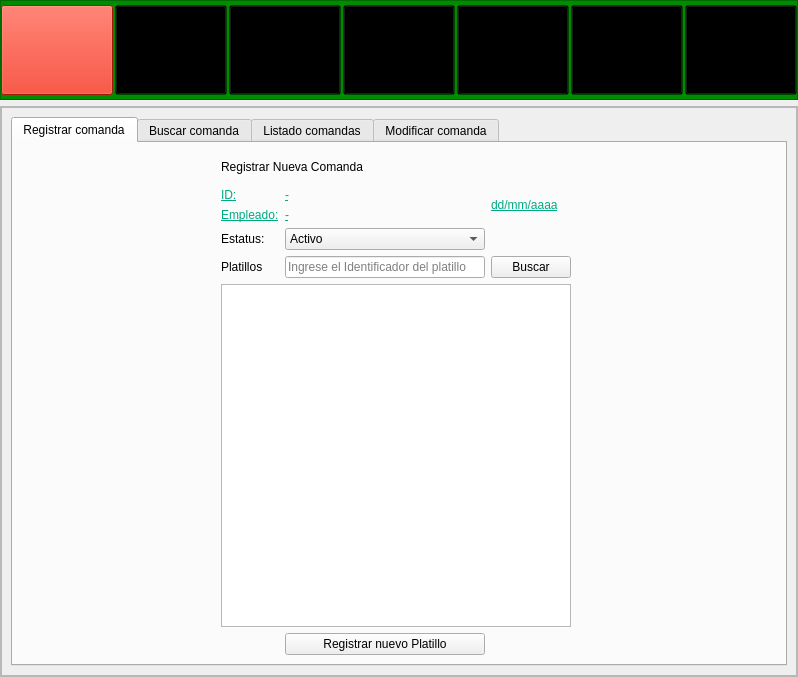
The window that mainwindow.ui (AleHdzB/SPVCM) describes before a commit, drawn with Qt 5.
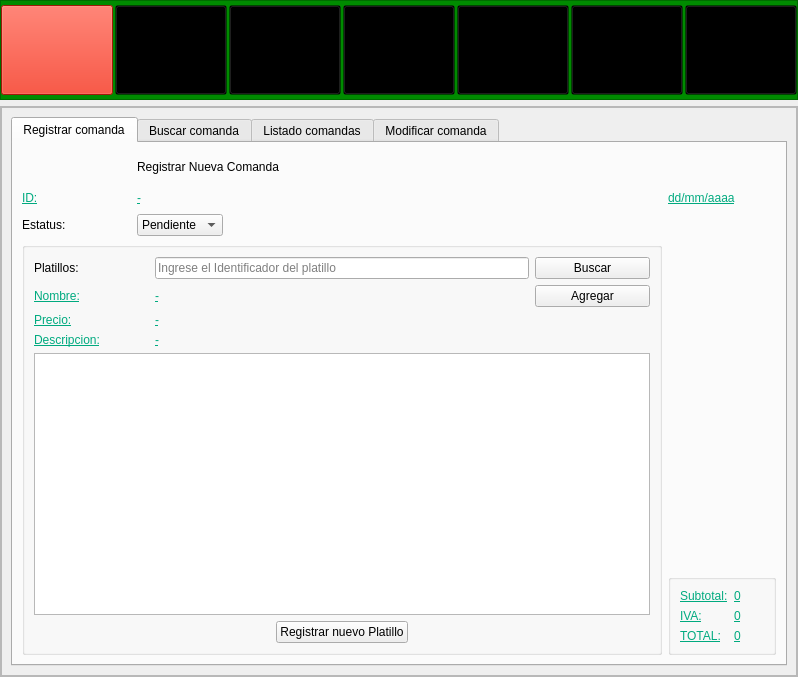
The same window after the commit. The open tabs and pages were chosen to show the change. Icons and pictures are not drawn.

Commit message: Interfaz Registro Comanda

The edit to the form file:
```diff
--- a/mainwindow.ui
+++ b/mainwindow.ui
@@ -511,7 +511,7 @@
                  <attribute name="title">
                   <string>Registrar comanda</string>
                  </attribute>
-                 <layout class="QGridLayout" name="gridLayout_18">
+                 <layout class="QGridLayout" name="gridLayout_22">
                   <item row="0" column="1" colspan="2">
                    <widget class="QLabel" name="label_Titulo_Registrar_3">
                     <property name="minimumSize">
@@ -540,7 +540,7 @@
                     </property>
                    </widget>
                   </item>
-                  <item row="1" column="1">
+                  <item row="1" column="0">
                    <widget class="QLabel" name="label_ID_4">
                     <property name="styleSheet">
                      <string notr="true">font: 75 14pt &quot;MS Shell Dlg 2&quot;;
@@ -553,7 +553,7 @@
                     </property>
                    </widget>
                   </item>
-                  <item row="1" column="2">
+                  <item row="1" column="1">
                    <widget class="QLabel" name="ID_Comanda">
                     <property name="styleSheet">
                      <string notr="true">font: 75 14pt &quot;MS Shell Dlg 2&quot;;
@@ -565,7 +565,20 @@
                     </property>
                    </widget>
                   </item>
-                  <item row="1" column="3" rowspan="2" colspan="2">
+                  <item row="1" column="2">
+                   <spacer name="horizontalSpacer_10">
+                    <property name="orientation">
+                     <enum>Qt::Horizontal</enum>
+                    </property>
+                    <property name="sizeHint" stdset="0">
+                     <size>
+                      <width>433</width>
+                      <height>20</height>
+                     </size>
+                    </property>
+                   </spacer>
+                  </item>
+                  <item row="1" column="3">
                    <widget class="QLabel" name="fecha_comanda">
                     <property name="styleSheet">
                      <string notr="true">font: 75 14pt &quot;MS Shell Dlg 2&quot;;
@@ -578,56 +591,18 @@
                     </property>
                    </widget>
                   </item>
-                  <item row="2" column="1">
-                   <widget class="QLabel" name="label_ID_5">
-                    <property name="styleSheet">
-                     <string notr="true">font: 75 14pt &quot;MS Shell Dlg 2&quot;;
-text-decoration: underline;
-color:rgb(0, 170, 127);
-</string>
-                    </property>
-                    <property name="text">
-                     <string>Empleado:</string>
-                    </property>
-                   </widget>
-                  </item>
-                  <item row="2" column="2">
-                   <widget class="QLabel" name="ID_Empleado_Comanda">
-                    <property name="styleSheet">
-                     <string notr="true">font: 75 14pt &quot;MS Shell Dlg 2&quot;;
-text-decoration: underline;
-color:rgb(0, 170, 127);</string>
-                    </property>
-                    <property name="text">
-                     <string>-</string>
-                    </property>
-                   </widget>
-                  </item>
-                  <item row="3" column="0">
-                   <spacer name="horizontalSpacer_11">
-                    <property name="orientation">
-                     <enum>Qt::Horizontal</enum>
-                    </property>
-                    <property name="sizeHint" stdset="0">
-                     <size>
-                      <width>51</width>
-                      <height>20</height>
-                     </size>
-                    </property>
-                   </spacer>
-                  </item>
-                  <item row="3" column="1">
+                  <item row="2" column="0">
                    <widget class="QLabel" name="label_109">
                     <property name="text">
                      <string>Estatus:</string>
                     </property>
                    </widget>
                   </item>
-                  <item row="3" column="2">
+                  <item row="2" column="1">
                    <widget class="QComboBox" name="comboBox_Estatus_Comanda">
                     <item>
                      <property name="text">
-                      <string>Activo</string>
+                      <string>Pendiente</string>
                      </property>
                     </item>
                     <item>
@@ -637,52 +612,253 @@
                     </item>
                    </widget>
                   </item>
-                  <item row="4" column="1">
-                   <widget class="QLabel" name="label_108">
-                    <property name="text">
-                     <string>Platillos</string>
-                    </property>
-                   </widget>
-                  </item>
-                  <item row="4" column="2">
-                   <widget class="QLineEdit" name="lineEdit_ID_Insumos_2">
-                    <property name="text">
+                  <item row="3" column="0" rowspan="2" colspan="3">
+                   <widget class="QGroupBox" name="groupBox_6">
+                    <property name="title">
                      <string/>
                     </property>
-                    <property name="placeholderText">
-                     <string>Ingrese el Identificador del platillo</string>
-                    </property>
+                    <layout class="QGridLayout" name="gridLayout_21">
+                     <item row="1" column="4">
+                      <widget class="QPushButton" name="pushButton_Buscar_Platillos_Comanda_2">
+                       <property name="text">
+                        <string>Agregar</string>
+                       </property>
+                      </widget>
+                     </item>
+                     <item row="2" column="0">
+                      <widget class="QLabel" name="label_ID_13">
+                       <property name="styleSheet">
+                        <string notr="true">font: 75 14pt &quot;MS Shell Dlg 2&quot;;
+text-decoration: underline;
+color:rgb(0, 170, 127);
+</string>
+                       </property>
+                       <property name="text">
+                        <string>Precio:</string>
+                       </property>
+                      </widget>
+                     </item>
+                     <item row="1" column="1">
+                      <widget class="QLabel" name="ID_Comanda_5">
+                       <property name="styleSheet">
+                        <string notr="true">font: 75 14pt &quot;MS Shell Dlg 2&quot;;
+text-decoration: underline;
+color:rgb(0, 170, 127);</string>
+                       </property>
+                       <property name="text">
+                        <string>-</string>
+                       </property>
+                      </widget>
+                     </item>
+                     <item row="0" column="1" colspan="3">
+                      <widget class="QLineEdit" name="lineEdit_ID_Insumos_2">
+                       <property name="text">
+                        <string/>
+                       </property>
+                       <property name="placeholderText">
+                        <string>Ingrese el Identificador del platillo</string>
+                       </property>
+                      </widget>
+                     </item>
+                     <item row="0" column="0">
+                      <widget class="QLabel" name="label_108">
+                       <property name="text">
+                        <string>Platillos:</string>
+                       </property>
+                      </widget>
+                     </item>
+                     <item row="0" column="4">
+                      <widget class="QPushButton" name="pushButton_Buscar_Platillos_Comanda">
+                       <property name="text">
+                        <string>Buscar</string>
+                       </property>
+                      </widget>
+                     </item>
+                     <item row="1" column="0">
+                      <widget class="QLabel" name="label_ID_12">
+                       <property name="styleSheet">
+                        <string notr="true">font: 75 14pt &quot;MS Shell Dlg 2&quot;;
+text-decoration: underline;
+color:rgb(0, 170, 127);
+</string>
+                       </property>
+                       <property name="text">
+                        <string>Nombre:</string>
+                       </property>
+                      </widget>
+                     </item>
+                     <item row="3" column="1">
+                      <widget class="QLabel" name="ID_Comanda_7">
+                       <property name="styleSheet">
+                        <string notr="true">font: 75 14pt &quot;MS Shell Dlg 2&quot;;
+text-decoration: underline;
+color:rgb(0, 170, 127);</string>
+                       </property>
+                       <property name="text">
+                        <string>-</string>
+                       </property>
+                      </widget>
+                     </item>
+                     <item row="4" column="0" colspan="5">
+                      <widget class="QTableWidget" name="tabla_Buscar_Platillos"/>
+                     </item>
+                     <item row="2" column="1">
+                      <widget class="QLabel" name="ID_Comanda_6">
+                       <property name="styleSheet">
+                        <string notr="true">font: 75 14pt &quot;MS Shell Dlg 2&quot;;
+text-decoration: underline;
+color:rgb(0, 170, 127);</string>
+                       </property>
+                       <property name="text">
+                        <string>-</string>
+                       </property>
+                      </widget>
+                     </item>
+                     <item row="3" column="0">
+                      <widget class="QLabel" name="label_ID_14">
+                       <property name="styleSheet">
+                        <string notr="true">font: 75 14pt &quot;MS Shell Dlg 2&quot;;
+text-decoration: underline;
+color:rgb(0, 170, 127);
+</string>
+                       </property>
+                       <property name="text">
+                        <string>Descripcion:</string>
+                       </property>
+                      </widget>
+                     </item>
+                     <item row="5" column="2">
+                      <widget class="QPushButton" name="pushButton_Registrar_Platillo_2">
+                       <property name="text">
+                        <string>Registrar nuevo Platillo</string>
+                       </property>
+                      </widget>
+                     </item>
+                    </layout>
                    </widget>
                   </item>
+                  <item row="3" column="3">
+                   <spacer name="verticalSpacer_8">
+                    <property name="orientation">
+                     <enum>Qt::Vertical</enum>
+                    </property>
+                    <property name="sizeHint" stdset="0">
+                     <size>
+                      <width>20</width>
+                      <height>40</height>
+                     </size>
+                    </property>
+                   </spacer>
+                  </item>
                   <item row="4" column="3">
-                   <widget class="QPushButton" name="pushButton_Buscar_Platillos_Comanda">
-                    <property name="text">
-                     <string>Buscar</string>
+                   <widget class="QGroupBox" name="groupBox_5">
+                    <property name="title">
+                     <string/>
                     </property>
+                    <layout class="QGridLayout" name="gridLayout_18">
+                     <item row="0" column="0">
+                      <widget class="QLabel" name="label_ID_5">
+                       <property name="styleSheet">
+                        <string notr="true">font: 75 14pt &quot;MS Shell Dlg 2&quot;;
+text-decoration: underline;
+color:rgb(0, 170, 127);
+</string>
+                       </property>
+                       <property name="text">
+                        <string>Subtotal:</string>
+                       </property>
+                      </widget>
+                     </item>
+                     <item row="0" column="1">
+                      <widget class="QLabel" name="ID_Comanda_2">
+                       <property name="styleSheet">
+                        <string notr="true">font: 75 14pt &quot;MS Shell Dlg 2&quot;;
+text-decoration: underline;
+color:rgb(0, 170, 127);</string>
+                       </property>
+                       <property name="text">
+                        <string>0</string>
+                       </property>
+                      </widget>
+                     </item>
+                     <item row="2" column="1">
+                      <widget class="QLabel" name="ID_Comanda_4">
+                       <property name="styleSheet">
+                        <string notr="true">font: 75 14pt &quot;MS Shell Dlg 2&quot;;
+text-decoration: underline;
+color:rgb(0, 170, 127);</string>
+                       </property>
+                       <property name="text">
+                        <string>0</string>
+                       </property>
+                      </widget>
+                     </item>
+                     <item row="1" column="1">
+                      <widget class="QLabel" name="ID_Comanda_3">
+                       <property name="styleSheet">
+                        <string notr="true">font: 75 14pt &quot;MS Shell Dlg 2&quot;;
+text-decoration: underline;
+color:rgb(0, 170, 127);</string>
+                       </property>
+                       <property name="text">
+                        <string>0</string>
+                       </property>
+                      </widget>
+                     </item>
+                     <item row="2" column="0">
+                      <widget class="QLabel" name="label_ID_11">
+                       <property name="styleSheet">
+                        <string notr="true">font: 75 14pt &quot;MS Shell Dlg 2&quot;;
+text-decoration: underline;
+color:rgb(0, 170, 127);
+</string>
+                       </property>
+                       <property name="text">
+                        <string>TOTAL:</string>
+                       </property>
+                      </widget>
+                     </item>
+                     <item row="1" column="0">
+                      <widget class="QLabel" name="label_ID_10">
+                       <property name="styleSheet">
+                        <string notr="true">font: 75 14pt &quot;MS Shell Dlg 2&quot;;
+text-decoration: underline;
+color:rgb(0, 170, 127);
+</string>
+                       </property>
+                       <property name="text">
+                        <string>IVA:</string>
+                       </property>
+                      </widget>
+                     </item>
+                    </layout>
                    </widget>
                   </item>
-                  <item row="4" column="4">
-                   <spacer name="horizontalSpacer_10">
+                  <item row="0" column="0">
+                   <spacer name="horizontalSpacer_11">
                     <property name="orientation">
                      <enum>Qt::Horizontal</enum>
                     </property>
                     <property name="sizeHint" stdset="0">
                      <size>
-                      <width>50</width>
+                      <width>40</width>
                       <height>20</height>
                      </size>
                     </property>
                    </spacer>
                   </item>
-                  <item row="5" column="1" colspan="3">
-                   <widget class="QTableWidget" name="tabla_Buscar_Platillos"/>
-                  </item>
-                  <item row="6" column="2">
-                   <widget class="QPushButton" name="pushButton_Registrar_Platillo_2">
-                    <property name="text">
-                     <string>Registrar nuevo Platillo</string>
+                  <item row="0" column="3">
+                   <spacer name="horizontalSpacer_30">
+                    <property name="orientation">
+                     <enum>Qt::Horizontal</enum>
                     </property>
-                   </widget>
+                    <property name="sizeHint" stdset="0">
+                     <size>
+                      <width>40</width>
+                      <height>20</height>
+                     </size>
+                    </property>
+                   </spacer>
                   </item>
                  </layout>
                 </widget>
```
Left out of the diff: 4 changed lines with no effect on the pictures. The commit also changes 4 other files.
